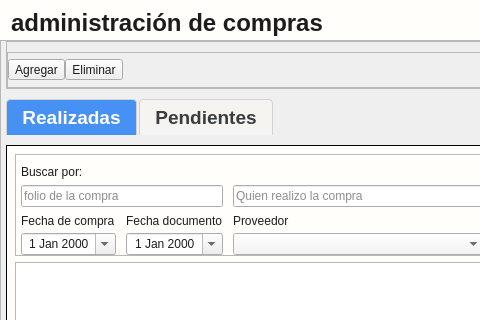
LAngelVp/TuleVenta, file app/View/UserInterfaceUi/UI_CONTROL_COMPRAS.ui: the form before one commit; both pictures show x 0 to 480 and y 0 to 320 of the 1148 by 610 pixel window.
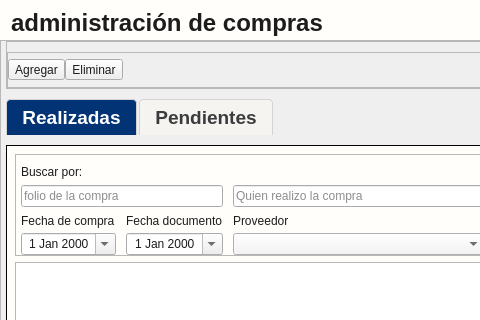
The form after the commit. Icons and pictures are not drawn.

Diff of the .ui file:
```diff
--- a/app/View/UserInterfaceUi/UI_CONTROL_COMPRAS.ui
+++ b/app/View/UserInterfaceUi/UI_CONTROL_COMPRAS.ui
@@ -63,7 +63,7 @@
     
     /* Pestaña seleccionada */
     QTabBar::tab:selected {
-        background: #4791F5;
+        background: #023375;
         color: white;
         font-weight: bold;
     }
@@ -137,7 +137,7 @@
 *[objectName*=&quot;btn_btn&quot;]{
 border:none;
 border-radius: 5px;
-background-color: #00619a;
+background: #023375;
 color: #fffefb;
 font-family: Arial;
 font-size: 16px;
```
Left out of the diff: 4 changed lines with no effect on the pictures.
